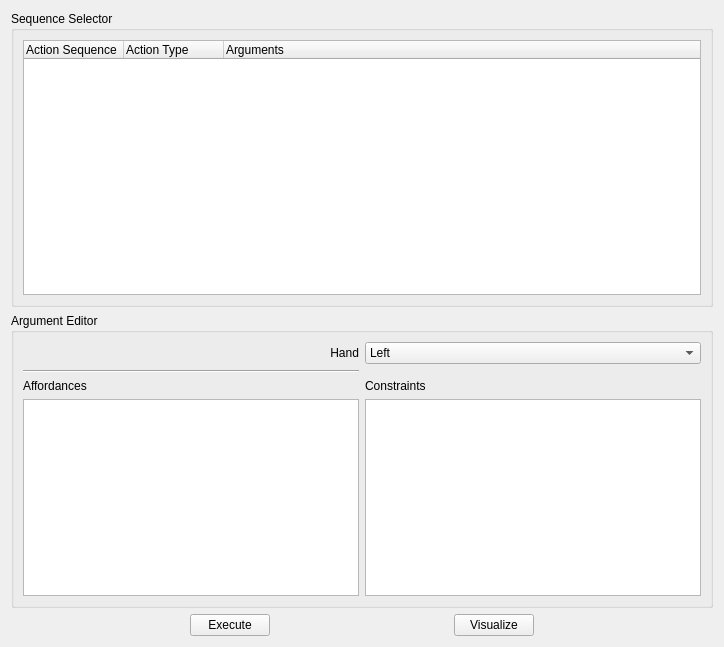
Old version of the form software/ddapp/src/app/ddActionManager.ui in the repository openhumanoids/oh-distro.
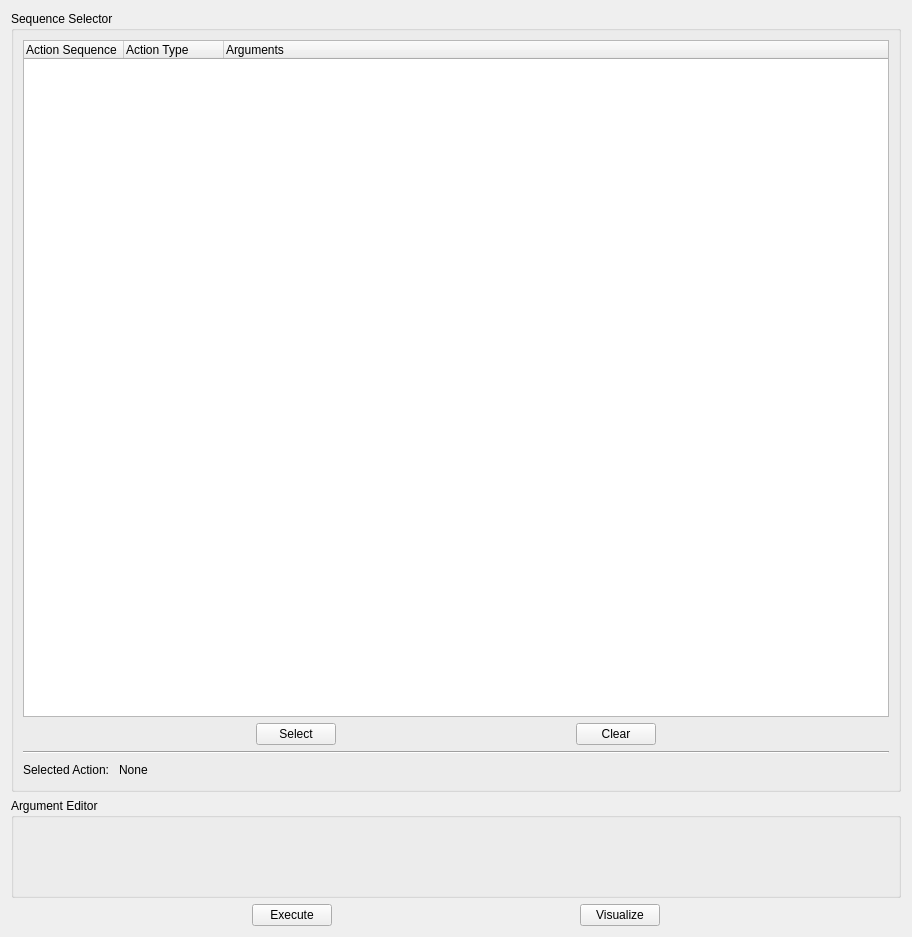
New version of the form.

Commit message: Progress commit.  Initial creation of action manager panel, first cut at integration and lots of refactoring to action manager to address changes from the panel.

```diff
--- a/software/ddapp/src/app/ddActionManager.ui
+++ b/software/ddapp/src/app/ddActionManager.ui
@@ -6,8 +6,8 @@
    <rect>
     <x>0</x>
     <y>0</y>
-    <width>724</width>
-    <height>647</height>
+    <width>912</width>
+    <height>937</height>
    </rect>
   </property>
   <property name="windowTitle">
@@ -16,12 +16,24 @@
   <layout class="QVBoxLayout" name="verticalLayout_3">
    <item>
     <widget class="QGroupBox" name="sequenceSelector">
+     <property name="minimumSize">
+      <size>
+       <width>360</width>
+       <height>0</height>
+      </size>
+     </property>
      <property name="title">
       <string>Sequence Selector</string>
      </property>
      <layout class="QVBoxLayout" name="verticalLayout_2">
       <item>
        <widget class="QTreeWidget" name="sequenceTree">
+        <property name="minimumSize">
+         <size>
+          <width>300</width>
+          <height>0</height>
+         </size>
+        </property>
         <column>
          <property name="text">
           <string>Action Sequence</string>
@@ -39,81 +51,116 @@
         </column>
        </widget>
       </item>
+      <item>
+       <layout class="QHBoxLayout" name="horizontalLayout_4">
+        <item>
+         <spacer name="horizontalSpacer">
+          <property name="orientation">
+           <enum>Qt::Horizontal</enum>
+          </property>
+          <property name="sizeHint" stdset="0">
+           <size>
+            <width>40</width>
+            <height>20</height>
+           </size>
+          </property>
+         </spacer>
+        </item>
+        <item>
+         <widget class="QPushButton" name="selectButton">
+          <property name="text">
+           <string>Select</string>
+          </property>
+         </widget>
+        </item>
+        <item>
+         <spacer name="horizontalSpacer_8">
+          <property name="orientation">
+           <enum>Qt::Horizontal</enum>
+          </property>
+          <property name="sizeHint" stdset="0">
+           <size>
+            <width>40</width>
+            <height>20</height>
+           </size>
+          </property>
+         </spacer>
+        </item>
+        <item>
+         <widget class="QPushButton" name="clearButton">
+          <property name="text">
+           <string>Clear</string>
+          </property>
+         </widget>
+        </item>
+        <item>
+         <spacer name="horizontalSpacer_6">
+          <property name="orientation">
+           <enum>Qt::Horizontal</enum>
+          </property>
+          <property name="sizeHint" stdset="0">
+           <size>
+            <width>40</width>
+            <height>20</height>
+           </size>
+          </property>
+         </spacer>
+        </item>
+       </layout>
+      </item>
+      <item>
+       <widget class="Line" name="line_2">
+        <property name="orientation">
+         <enum>Qt::Horizontal</enum>
+        </property>
+       </widget>
+      </item>
+      <item>
+       <layout class="QHBoxLayout" name="horizontalLayout_5">
+        <item>
+         <widget class="QLabel" name="label_5">
+          <property name="text">
+           <string>Selected Action: </string>
+          </property>
+         </widget>
+        </item>
+        <item>
+         <widget class="QLabel" name="selectedAction">
+          <property name="text">
+           <string>None</string>
+          </property>
+         </widget>
+        </item>
+        <item>
+         <spacer name="horizontalSpacer_7">
+          <property name="orientation">
+           <enum>Qt::Horizontal</enum>
+          </property>
+          <property name="sizeHint" stdset="0">
+           <size>
+            <width>40</width>
+            <height>20</height>
+           </size>
+          </property>
+         </spacer>
+        </item>
+       </layout>
+      </item>
      </layout>
     </widget>
    </item>
    <item>
     <widget class="QGroupBox" name="argumentEditor">
+     <property name="minimumSize">
+      <size>
+       <width>360</width>
+       <height>100</height>
+      </size>
+     </property>
      <property name="title">
       <string>Argument Editor</string>
      </property>
-     <layout class="QVBoxLayout" name="verticalLayout">
-      <item>
-       <layout class="QGridLayout" name="gridLayout">
-        <item row="1" column="0">
-         <widget class="QLabel" name="label_3">
-          <property name="layoutDirection">
-           <enum>Qt::LeftToRight</enum>
-          </property>
-          <property name="text">
-           <string>Hand</string>
-          </property>
-          <property name="alignment">
-           <set>Qt::AlignRight|Qt::AlignTrailing|Qt::AlignVCenter</set>
-          </property>
-         </widget>
-        </item>
-        <item row="4" column="0">
-         <widget class="QListWidget" name="affordanceList"/>
-        </item>
-        <item row="4" column="1">
-         <widget class="QListWidget" name="constraintList"/>
-        </item>
-        <item row="1" column="1">
-         <widget class="QComboBox" name="handSelectBox">
-          <item>
-           <property name="text">
-            <string>Left</string>
-           </property>
-          </item>
-          <item>
-           <property name="text">
-            <string>Right</string>
-           </property>
-          </item>
-          <item>
-           <property name="text">
-            <string>Dual</string>
-           </property>
-          </item>
-         </widget>
-        </item>
-        <item row="3" column="1">
-         <widget class="QLabel" name="label_2">
-          <property name="text">
-           <string>Constraints</string>
-          </property>
-         </widget>
-        </item>
-        <item row="3" column="0">
-         <widget class="QLabel" name="label">
-          <property name="text">
-           <string>Affordances</string>
-          </property>
-         </widget>
-        </item>
-        <item row="2" column="0">
-         <widget class="Line" name="line">
-          <property name="orientation">
-           <enum>Qt::Horizontal</enum>
-          </property>
-         </widget>
-        </item>
-       </layout>
-      </item>
-     </layout>
-     <zorder>affordanceList</zorder>
-     <zorder>gridLayoutWidget</zorder>
+     <layout class="QGridLayout" name="gridLayout_2"/>
     </widget>
    </item>
    <item>
```
The commit also changes 6 other files.
